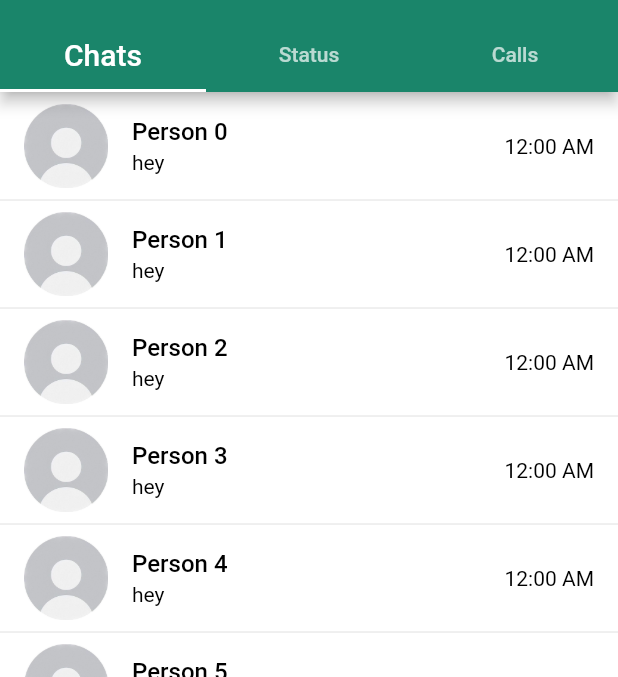
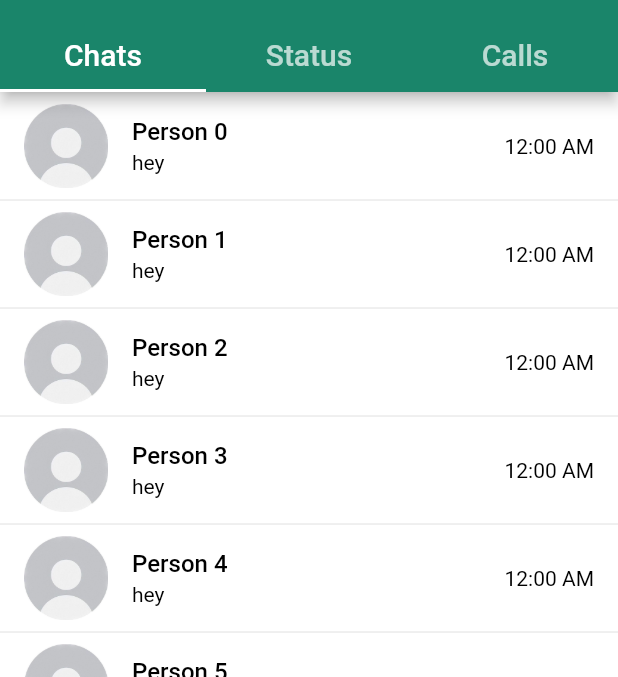
Before and after one commit to aravindr001/whatsapp_dummy, a Flutter app: the screen it shows after launch, on a phone screen of 412 x 824 dp, the part 64-741 px from its top. Run offline on Flutter 3.47's test engine with Material 2 defaults, Android fonts, the light colour scheme and no system bars.

Commit message:
changed the font size of the tabs

```diff
--- a/lib/homePage.dart
+++ b/lib/homePage.dart
@@ -44,10 +44,10 @@ class _HomePageState extends State<HomePage> {
                 icon: Text("Chats",style:TextStyle(fontSize: 20)),
               ),
               Tab(
-                icon: Text("Status"),
+                icon: Text("Status",style:TextStyle(fontSize: 20)),
               ),
               Tab(
-                icon: Text("Calls"),
+                icon: Text("Calls",style:TextStyle(fontSize: 20)),
               ),
             ],
           ),
```
